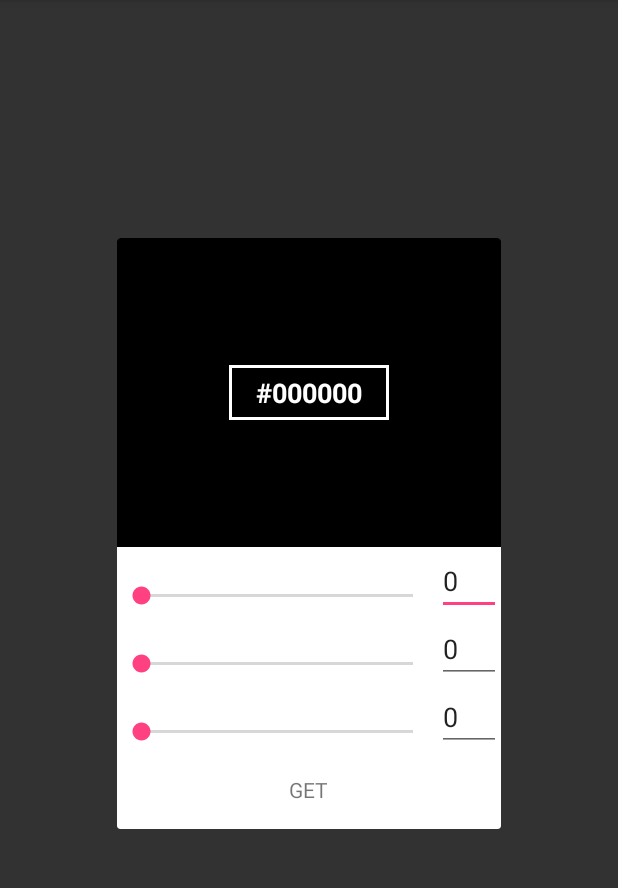
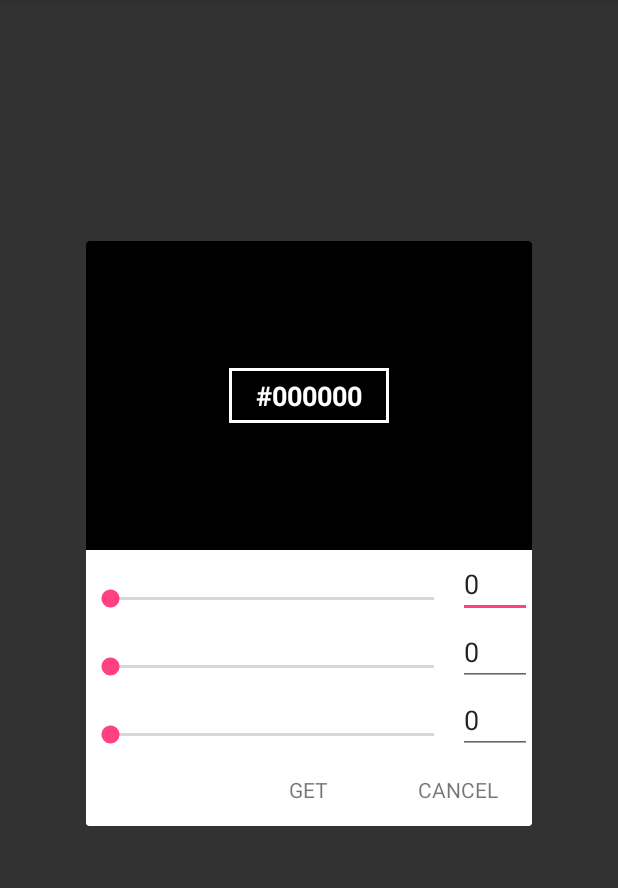
Before and after one commit to xxosy/ColorPickerDialog, an Android app: the screen it shows after launch (MainActivity), after a tap on "Show ColorPicker", on a phone screen of 412 x 824 dp, the part 84-972 px from its top. Run offline under Robolectric (Android 15) with nearby library versions, the phone set to English and light mode, and no system bars.

Commit message:
apply builder pattern

```diff
--- a/app/build.gradle
+++ b/app/build.gradle
@@ -25,6 +25,7 @@ dependencies {
         exclude group: 'com.android.support', module: 'support-annotations'
     })
     compile 'com.android.support:appcompat-v7:24.2.1'
-    compile 'dev.duck:color-picker-dialog:0.1.5'
+    //    compile 'dev.duck:color-picker-dialog:0.1.5'
     testCompile 'junit:junit:4.12'
+    compile project(':colorpickerdialoglibrary')
 }
--- a/app/src/main/java/com/testapplication/MainActivity.java
+++ b/app/src/main/java/com/testapplication/MainActivity.java
@@ -1,19 +1,18 @@
 package com.testapplication;
 
-import android.graphics.Color;
 import android.os.Bundle;
 import android.support.v7.app.AppCompatActivity;
 import android.view.View;
 import android.widget.FrameLayout;
 
 import com.library.ColorPickerDialog;
-import com.library.OnColorPickerButtonClickListener;
+import com.library.OnPositiveButtonClickListener;
 
 
 public class MainActivity extends AppCompatActivity {
   FrameLayout button;
   FrameLayout background;
-  ColorPickerDialog colorPickerDialog;
+  ColorPickerDialog dialog;
 
   @Override
   protected void onCreate(Bundle savedInstanceState) {
@@ -21,18 +20,23 @@ public class MainActivity extends AppCompatActivity {
     setContentView(R.layout.activity_main);
     button = (FrameLayout) findViewById(R.id.button);
     background = (FrameLayout) findViewById(R.id.activity_main);
-    colorPickerDialog = new ColorPickerDialog(this);
+
+    dialog = new ColorPickerDialog.Builder(this)
+        .positiveButton("GET")
+        .negativeButton("CANCEL")
+        .positiveButtonClickListener(new OnPositiveButtonClickListener() {
+          @Override
+          public void onClick(View view) {
+
+          }
+        })
+        .build();
     button.setOnClickListener(new View.OnClickListener() {
       @Override
       public void onClick(View view) {
-        colorPickerDialog.show();
-        colorPickerDialog.setOnColorPickerButtonClickListener(new OnColorPickerButtonClickListener() {
-          @Override
-          public void onClick(View view) {
-            background.setBackgroundColor(Color.parseColor(colorPickerDialog.getColor()));
-          }
-        });
+        dialog.show();
       }
     });
+
   }
 }
--- a/library/build.gradle
+++ b/library/build.gradle
@@ -5,7 +5,7 @@ publish {
     userOrg = 'duck'
     groupId = 'dev.duck'
     artifactId = 'color-picker-dialog'
-    publishVersion = '0.1.5'
+    publishVersion = '0.1.6'
     desc = 'Android ColorPickerDialog'
     website = 'https://github.com/xxosy/ColorPickerDialog'
     issueTracker = "${website}/issues"
--- a/library/src/main/java/com/library/ColorPickerDialog.java
+++ b/library/src/main/java/com/library/ColorPickerDialog.java
@@ -37,7 +37,15 @@ public class ColorPickerDialog extends Dialog implements SeekBar.OnSeekBarChange
   private EditText etColorGreen;
   private EditText etColorBlue;
 
-  private FrameLayout btnGetColor;
+  private FrameLayout btnPositive;
+  private FrameLayout btnNegative;
+
+  private TextView tvPositiveButtonLabel;
+  private TextView tvNegativeButtonLabel;
+
+  private String positiveButtonLabel;
+  private String negativeButtonLabel;
+
 
   private String mColorR = "00";
   private String mColorG = "00";
@@ -49,7 +57,7 @@ public class ColorPickerDialog extends Dialog implements SeekBar.OnSeekBarChange
   private String mComplementaryColorG = "00";
   private String mComplementaryColorB = "00";
 
-  private OnColorPickerButtonClickListener mOnColorPickerButtonClickListener;
+  private OnPositiveButtonClickListener mOnColorPickerButtonClickListener;
 
   public ColorPickerDialog(Context context) {
     super(context);
@@ -66,15 +74,8 @@ public class ColorPickerDialog extends Dialog implements SeekBar.OnSeekBarChange
     this.context = context;
   }
 
-  public void setOnColorPickerButtonClickListener(OnColorPickerButtonClickListener onColorPickerButtonClickListener) {
+  public void setOnPositiveButtonClickListener(OnPositiveButtonClickListener onColorPickerButtonClickListener) {
     mOnColorPickerButtonClickListener = onColorPickerButtonClickListener;
-    btnGetColor.setOnClickListener(new View.OnClickListener() {
-      @Override
-      public void onClick(View view) {
-        mOnColorPickerButtonClickListener.onClick(view);
-        hide();
-      }
-    });
   }
 
   public String getColor() {
@@ -115,7 +116,32 @@ public class ColorPickerDialog extends Dialog implements SeekBar.OnSeekBarChange
     etColorGreen = (EditText) findViewById(R.id.et_color_green);
     etColorBlue = (EditText) findViewById(R.id.et_color_blue);
 
-    btnGetColor = (FrameLayout) findViewById(R.id.btn_get_color);
+    btnPositive = (FrameLayout) findViewById(R.id.btn_positive);
+    btnNegative = (FrameLayout) findViewById(R.id.btn_negative);
+
+    tvPositiveButtonLabel = (TextView) findViewById(R.id.tv_positive_button_label);
+    tvNegativeButtonLabel = (TextView) findViewById(R.id.tv_negative_button_label);
+    if(positiveButtonLabel!=null) {
+      tvPositiveButtonLabel.setText(positiveButtonLabel);
+      btnPositive.setVisibility(View.VISIBLE);
+    }
+    if(negativeButtonLabel!=null) {
+      tvNegativeButtonLabel.setText(negativeButtonLabel);
+      btnNegative.setVisibility(View.VISIBLE);
+    }
+    btnPositive.setOnClickListener(new View.OnClickListener() {
+      @Override
+      public void onClick(View view) {
+        mOnColorPickerButtonClickListener.onClick(view);
+        hide();
+      }
+    });
+    btnNegative.setOnClickListener(new View.OnClickListener() {
+      @Override
+      public void onClick(View view) {
+        hide();
+      }
+    });
 
     long iColorR = Long.parseLong(mColorR, 16);
     long iColorG = Long.parseLong(mColorG, 16);
@@ -196,10 +222,18 @@ public class ColorPickerDialog extends Dialog implements SeekBar.OnSeekBarChange
     DisplayMetrics dm = context.getResources().getDisplayMetrics();
     int width = dm.widthPixels;
     lpWindow.height = WindowManager.LayoutParams.WRAP_CONTENT;
-    lpWindow.width = (int) (width * 0.7);
+    lpWindow.width = (int) (width * 0.8);
     getWindow().setAttributes(lpWindow);
 
     frameColorBox.setLayoutParams(new LinearLayout.LayoutParams(LinearLayout.LayoutParams.MATCH_PARENT, (int) (width * 0.5)));
+  }
+
+  public void setPositiveButtonLabel(String label){
+    positiveButtonLabel = label;
+  }
+
+  public void setNegativeButtonLabel(String label){
+    negativeButtonLabel = label;
   }
 
   private void makeColor() {
@@ -208,12 +242,12 @@ public class ColorPickerDialog extends Dialog implements SeekBar.OnSeekBarChange
     refreshColorPicker(mColor, complementaryColor);
   }
 
-  private void refreshColorPicker(String color, String complementaryColore) {
+  private void refreshColorPicker(String color, String complementaryColor) {
     tvColor.setText(color);
-    tvColor.setTextColor(Color.parseColor(complementaryColore));
+    tvColor.setTextColor(Color.parseColor(complementaryColor));
     frameBackgrounTvColor.setBackgroundColor(Color.parseColor(color));
     frameColorBox.setBackgroundColor(Color.parseColor(color));
-    frameBorderColor.setBackgroundColor(Color.parseColor(complementaryColore));
+    frameBorderColor.setBackgroundColor(Color.parseColor(complementaryColor));
   }
 
   @Override
@@ -273,9 +307,45 @@ public class ColorPickerDialog extends Dialog implements SeekBar.OnSeekBarChange
   }
 
   public static final class Builder {
+    Context context;
 
-    public Builder() {
+    String positiveButtonLabel;
+    String negativeButtonLabel;
 
+    OnPositiveButtonClickListener onPositiveButtonClickListener;
+
+    public Builder(Context context) {
+      this.context = context;
+    }
+
+    public Builder positiveButton(String label){
+      this.positiveButtonLabel = label;
+      return this;
+    }
+
+    public Builder negativeButton(String label){
+      this.negativeButtonLabel = label;
+      return this;
+    }
+
+    public Builder positiveButtonClickListener(OnPositiveButtonClickListener onPositiveButtonClickListener){
+      this.onPositiveButtonClickListener = onPositiveButtonClickListener;
+      return this;
+    }
+
+    public ColorPickerDialog build(){
+      ColorPickerDialog dialog = new ColorPickerDialog(context);
+      if(positiveButtonLabel!=null) {
+        dialog.setPositiveButtonLabel(positiveButtonLabel);
+      }
+      if(negativeButtonLabel!=null) {
+        dialog.setNegativeButtonLabel(negativeButtonLabel);
+      }
+      if(onPositiveButtonClickListener!=null) {
+        dialog.setOnPositiveButtonClickListener(onPositiveButtonClickListener);
+      }
+
+      return dialog;
     }
   }
 }
--- a/library/src/main/java/com/library/OnColorPickerButtonClickListener.java
+++ b/library/src/main/java/com/library/OnPositiveButtonClickListener.java
@@ -6,6 +6,6 @@ import android.view.View;
  * Created by SSL-D on 2016-10-12.
  */
 
-public interface OnColorPickerButtonClickListener {
+public interface OnPositiveButtonClickListener {
     void onClick(View view);
 }
--- a/library/src/main/res/layout/dialog_color_picker.xml
+++ b/library/src/main/res/layout/dialog_color_picker.xml
@@ -153,18 +153,57 @@
         </FrameLayout>
 
         <FrameLayout
-            android:layout_height="52dp"
-            android:layout_gravity="center_horizontal"
-            android:layout_width="64dp"
-            android:id="@+id/btn_get_color"
-            android:clickable="true">
+            android:layout_width="match_parent"
+            android:layout_height="48dp">
 
-            <TextView
-                android:text="GET"
-                android:layout_width="wrap_content"
-                android:layout_height="wrap_content"
-                android:id="@+id/textView6"
-                android:layout_gravity="center" />
+            <LinearLayout
+                android:orientation="horizontal"
+                android:layout_width="match_parent"
+                android:layout_height="match_parent">
+
+                <FrameLayout
+                    android:layout_width="match_parent"
+                    android:layout_height="match_parent"
+                    android:layout_weight="1">
+
+                </FrameLayout>
+
+                <FrameLayout
+                    android:layout_height="match_parent"
+                    android:layout_gravity="center_horizontal"
+                    android:layout_width="match_parent"
+                    android:id="@+id/btn_positive"
+                    android:clickable="true"
+                    android:layout_weight="1"
+                    android:visibility="gone">
+
+                    <TextView
+                        android:text="OK"
+                        android:layout_width="wrap_content"
+                        android:layout_height="wrap_content"
+                        android:id="@+id/tv_positive_button_label"
+                        android:layout_gravity="center" />
+                </FrameLayout>
+
+                <FrameLayout
+                    android:layout_width="match_parent"
+                    android:layout_height="match_parent"
+                    android:id="@+id/btn_negative"
+                    android:layout_weight="1"
+                    android:clickable="true"
+                    android:visibility="gone">
+
+                    <TextView
+                        android:text="CANCEL"
+                        android:layout_width="wrap_content"
+                        android:layout_height="wrap_content"
+                        android:id="@+id/tv_negative_button_label"
+                        android:layout_gravity="center" />
+                </FrameLayout>
+
+            </LinearLayout>
+
         </FrameLayout>
+
     </LinearLayout>
 </FrameLayout>
```
